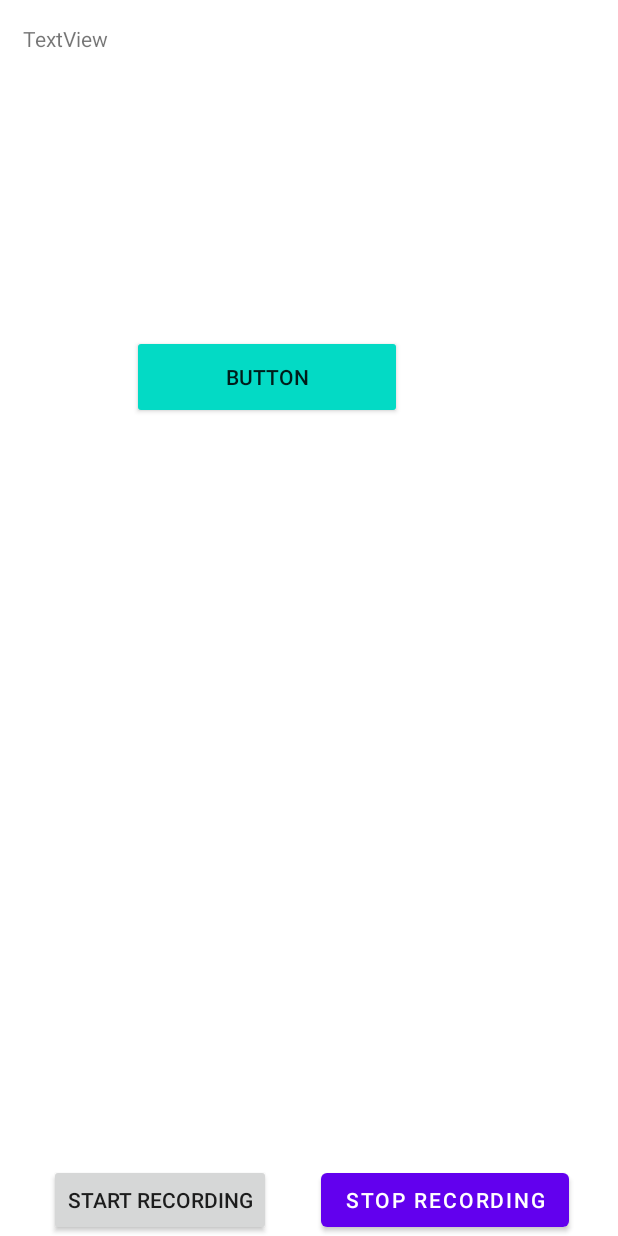
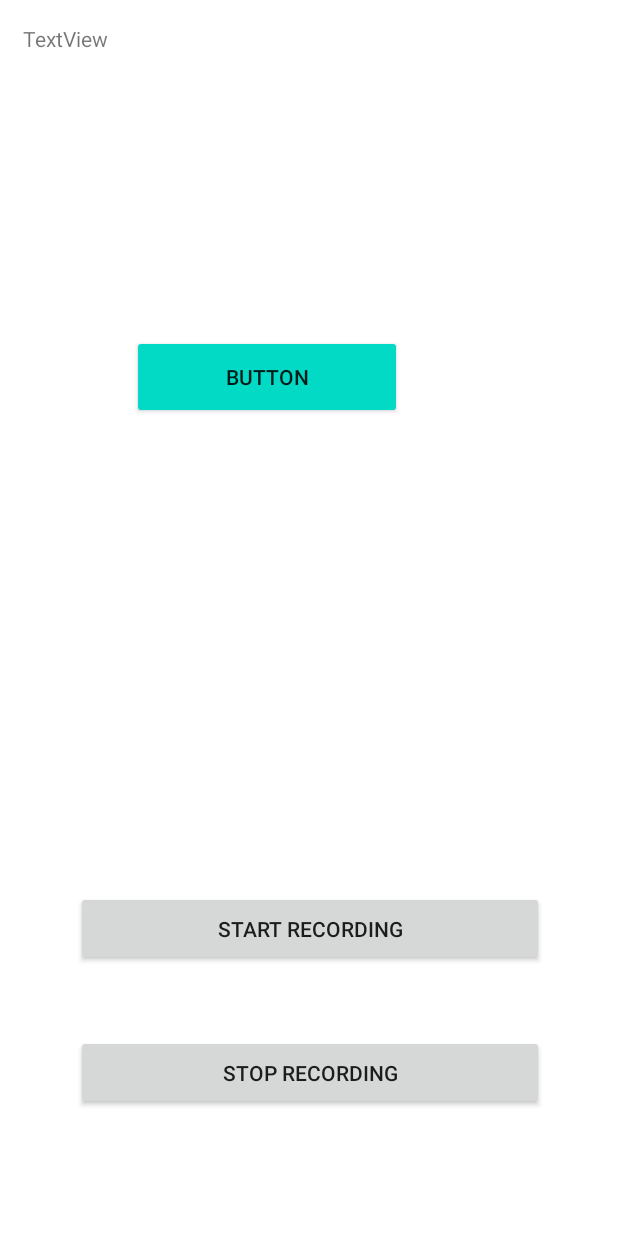
Before and after one commit to NotSugat/AiCrusade-hackathon, an Android app: the layout activity_audio_helper.xml on its own in the app's theme, with its tools: preview values and no code run, on a phone screen of 412 x 824 dp. Run offline under Robolectric (Android 15) with nearby library versions, the phone set to English and light mode, and no system bars.

Commit message:
Bird Detection Main Logic Done

```diff
--- a/AiCrusade/app/build.gradle
+++ b/AiCrusade/app/build.gradle
@@ -1,5 +1,6 @@
 plugins {
     id 'com.android.application'
+    id 'com.google.gms.google-services'
 }
 
 android {
@@ -74,8 +75,12 @@ dependencies {
 
     implementation 'com.google.code.gson:gson:2.8.9'
     implementation 'com.google.guava:guava:27.1-android'
+    implementation 'com.google.firebase:firebase-auth-ktx:22.1.1'
+    implementation 'com.google.firebase:firebase-database-ktx:20.2.2'
 
     testImplementation 'junit:junit:4.+'
     androidTestImplementation 'androidx.test.ext:junit:1.1.2'
     androidTestImplementation 'androidx.test.espresso:espresso-core:3.3.0'
+
+    implementation 'com.google.android.gms:play-services-location:21.0.1'
 }
--- a/AiCrusade/app/src/main/AndroidManifest.xml
+++ b/AiCrusade/app/src/main/AndroidManifest.xml
@@ -2,9 +2,12 @@
 <manifest xmlns:android="http://schemas.android.com/apk/res/android"
     package="com.example.Aicrusade">
 
+
     <uses-permission android:name="android.permission.CAMERA" />
     <uses-permission android:name="android.permission.READ_EXTERNAL_STORAGE" />
     <uses-permission android:name="android.permission.RECORD_AUDIO" />
+    <uses-permission android:name="android.permission.ACCESS_COARSE_LOCATION"/>
+    <uses-permission android:name="android.permission.ACCESS_FINE_LOCATION"/>
 
     <queries>
 
--- a/AiCrusade/app/src/main/java/com/example/Aicrusade/helpers/MLAudioHelperActivity.java
+++ b/AiCrusade/app/src/main/java/com/example/Aicrusade/helpers/MLAudioHelperActivity.java
@@ -10,7 +10,6 @@ import androidx.annotation.Nullable;
 import androidx.appcompat.app.AppCompatActivity;
 
 import com.example.Aicrusade.R;
-import com.example.mlseriesdemonstrator.R;
 
 public abstract class MLAudioHelperActivity extends AppCompatActivity {
     public final static int REQUEST_RECORD_AUDIO = 2033;
--- a/AiCrusade/app/src/main/res/layout/activity_audio_helper.xml
+++ b/AiCrusade/app/src/main/res/layout/activity_audio_helper.xml
@@ -7,25 +7,25 @@
 
     <androidx.appcompat.widget.AppCompatButton
         android:id="@+id/buttonStartRecording"
-        android:layout_width="wrap_content"
-        android:layout_height="wrap_content"
+        android:layout_width="312dp"
+        android:layout_height="50dp"
+        android:layout_marginEnd="49dp"
+        android:layout_marginBottom="180dp"
+        android:onClick="onStartRecording"
         android:text="Start Recording"
-        android:onClick="onStartRecording"
         app:layout_constraintBottom_toBottomOf="parent"
-        app:layout_constraintEnd_toStartOf="@+id/buttonStopRecording"
-        app:layout_constraintHorizontal_bias="0.5"
-        app:layout_constraintStart_toStartOf="parent" />
+        app:layout_constraintEnd_toEndOf="parent" />
 
-    <Button
+    <androidx.appcompat.widget.AppCompatButton
         android:id="@+id/buttonStopRecording"
-        android:layout_width="wrap_content"
-        android:layout_height="wrap_content"
+        android:layout_width="312dp"
+        android:layout_height="50dp"
+        android:layout_marginEnd="49dp"
+        android:layout_marginBottom="84dp"
+        android:onClick="onStopRecording"
         android:text="Stop Recording"
-        android:onClick="onStopRecording"
         app:layout_constraintBottom_toBottomOf="parent"
-        app:layout_constraintEnd_toEndOf="parent"
-        app:layout_constraintHorizontal_bias="0.5"
-        app:layout_constraintStart_toEndOf="@+id/buttonStartRecording" />
+        app:layout_constraintEnd_toEndOf="parent" />
 
     <TextView
         android:id="@+id/textViewOutput"
--- a/AiCrusade/build.gradle
+++ b/AiCrusade/build.gradle
@@ -6,6 +6,7 @@ buildscript {
     }
     dependencies {
         classpath "com.android.tools.build:gradle:4.2.1"
+        classpath 'com.google.gms:google-services:4.3.15'
 
         // NOTE: Do not place your application dependencies here; they belong
         // in the individual module build.gradle files
```
Also changed, not shown: AiCrusade/app/src/main/java/com/example/Aicrusade/audio/BirdSoundDetectorActivity.java (added, +201 -0 lines), 1 other file.
